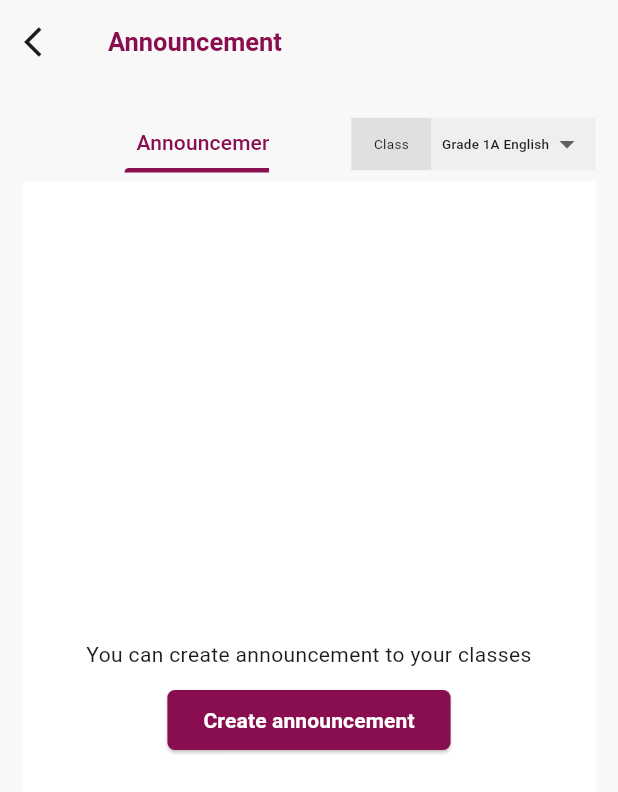
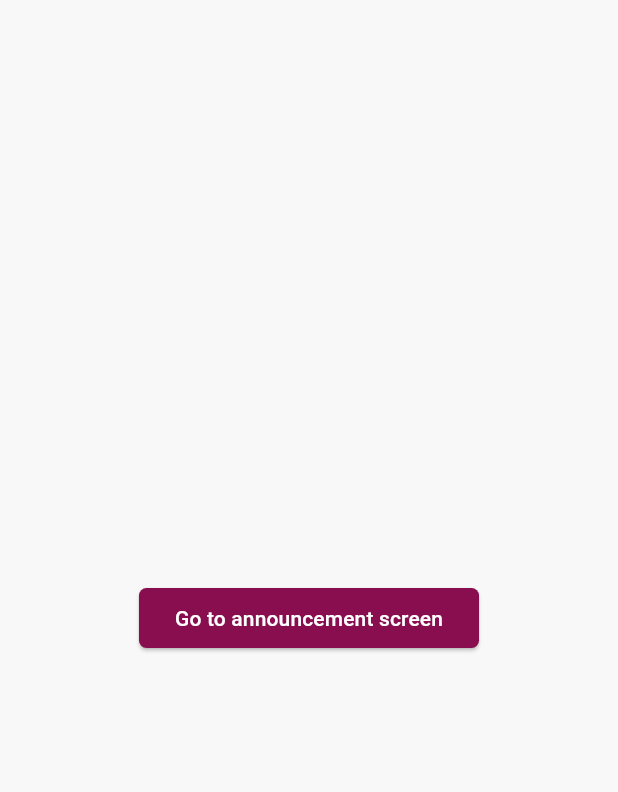
Before and after one commit to Vineeth-Kolichal/kids-budy-machine-test, a Flutter app: the screen it shows after launch, on a phone screen of 412 x 824 dp. Shown: the top 792 px of the screen. Run offline on Flutter 3.47's test engine with Material 2 defaults, Android fonts, the phone set to English and light mode, and no system bars; our stand-ins replace flutter_bloc, freezed_annotation, hive, hive_flutter; accounts and stored records are empty.

Commit message:
home screen added

```diff
--- a/lib/bloc/announcement_tab_bloc/announcement_tab_bloc.dart
+++ b/lib/bloc/announcement_tab_bloc/announcement_tab_bloc.dart
@@ -46,5 +46,10 @@ class AnnouncementTabBloc
         add(const GetAllAnnouncements());
       }
     });
+
+    on<DeleteAnnouncement>((event, emit) async {
+      await announcementDataProvider.deleteAnnouncement(event.id);
+      add(const GetAllAnnouncements());
+    });
   }
 }
--- a/lib/bloc/announcement_tab_bloc/announcement_tab_event.dart
+++ b/lib/bloc/announcement_tab_bloc/announcement_tab_event.dart
@@ -5,5 +5,7 @@ class AnnouncementTabEvent with _$AnnouncementTabEvent {
   const factory AnnouncementTabEvent.showInputSection() = ShowInputSection;
   const factory AnnouncementTabEvent.getAllAnnouncements() =
       GetAllAnnouncements;
-  factory AnnouncementTabEvent.addAnnouncement() = AddAnnouncement;
+  const factory AnnouncementTabEvent.addAnnouncement() = AddAnnouncement;
+  factory AnnouncementTabEvent.deleteAnnouncement({required int id}) =
+      DeleteAnnouncement;
 }
--- a/lib/main.dart
+++ b/lib/main.dart
@@ -4,6 +4,7 @@ import 'package:hive_flutter/hive_flutter.dart';
 import 'package:kids_buddy/bloc/announcement_tab_bloc/announcement_tab_bloc.dart';
 import 'package:kids_buddy/data/models/announcement_model/announcement_model.dart';
 import 'package:kids_buddy/presentation/announcement_screen/announcement_screen.dart';
+import 'package:kids_buddy/presentation/home_screen/home_screen.dart';
 
 import 'util/export_util.dart';
 
@@ -21,6 +22,7 @@ class KidsBuddyApp extends StatelessWidget {
 
   @override
   Widget build(BuildContext context) {
+
     return MultiBlocProvider(
       providers: [
         BlocProvider(
@@ -29,7 +31,7 @@ class KidsBuddyApp extends StatelessWidget {
       ],
       child: MaterialApp(
         theme: theme,
-        home: AnnouncementScreen(),
+        home:const  HomeScreen(),
       ),
     );
   }
--- /dev/null
+++ b/lib/presentation/home_screen/home_screen.dart
@@ -0,0 +1,31 @@
+import 'package:flutter/material.dart';
+import 'package:flutter_bloc/flutter_bloc.dart';
+import 'package:kids_buddy/presentation/announcement_screen/announcement_screen.dart';
+import 'package:kids_buddy/util/export_util.dart';
+
+import '../../bloc/announcement_tab_bloc/announcement_tab_bloc.dart';
+
+class HomeScreen extends StatelessWidget {
+  const HomeScreen({super.key});
+
+  @override
+  Widget build(BuildContext context) {
+    WidgetsBinding.instance.addPostFrameCallback((timeStamp) {
+      context.read<AnnouncementTabBloc>().add(const GetAllAnnouncements());
+    });
+    return Scaffold(
+      body: Center(
+        child: ElevatedButton(
+            onPressed: () {
+              Navigator.of(context).push(MaterialPageRoute(
+                builder: (context) => const AnnouncementScreen(),
+              ));
+            },
+            child: const Text(
+              "Go to announcement screen",
+              style: TextStyle(color: whiteColor),
+            )),
+      ),
+    );
+  }
+}
```
Also changed, not shown: lib/data/data_providers/announcement_data_providers/announcement_data_providers.dart (+7 -0 lines), lib/presentation/announcement_screen/announcement_screen.dart (+3 -6 lines), lib/presentation/announcement_screen/pages/announcement_tab/announcement_tab.dart (+11 -2 lines), lib/bloc/announcement_tab_bloc/announcement_tab_bloc.freezed.dart.
